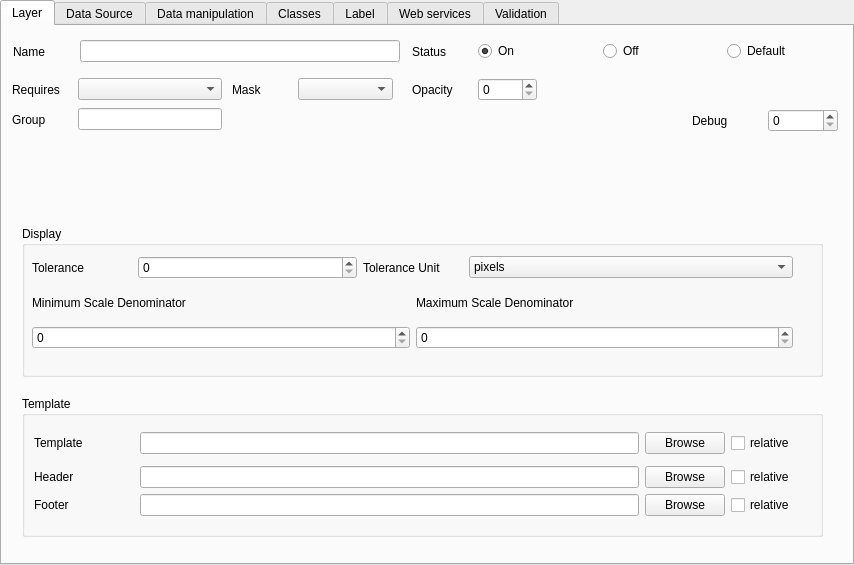
Above: layersettingsvector.ui from QMapfileEditor/QMapfileEditor before the change. Below: the same form after it.
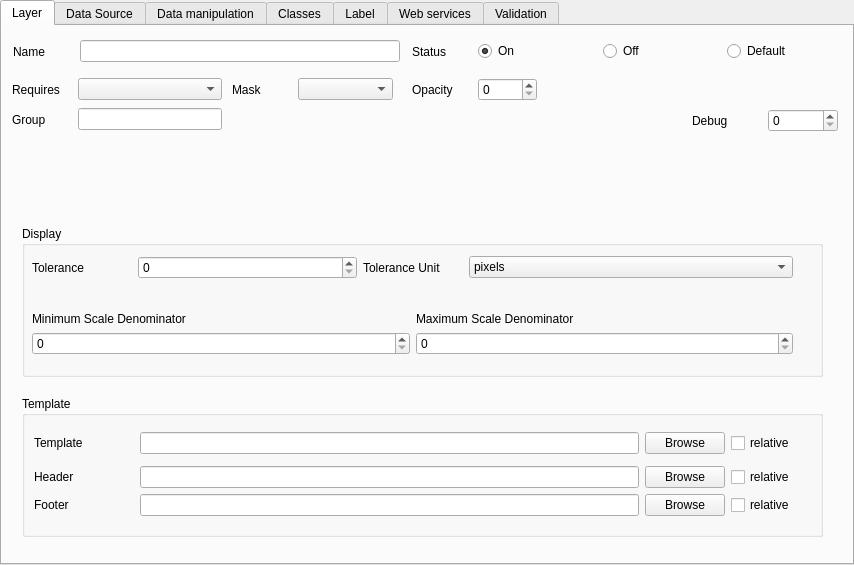
That is the form after the change. Icons and pictures are not drawn.

Commit message: Add vertical and horizontal spacer for better layout

What changed in the file:
```diff
--- a/layersettingsvector.ui
+++ b/layersettingsvector.ui
@@ -338,7 +338,7 @@
        <x>10</x>
        <y>30</y>
        <width>761</width>
-       <height>93</height>
+       <height>99</height>
       </rect>
      </property>
      <layout class="QVBoxLayout" name="verticalLayout_8">
@@ -439,6 +439,19 @@
         </item>
        </layout>
       </item>
+      <item>
+       <spacer name="verticalSpacer_6">
+        <property name="orientation">
+         <enum>Qt::Vertical</enum>
+        </property>
+        <property name="sizeHint" stdset="0">
+         <size>
+          <width>20</width>
+          <height>40</height>
+         </size>
+        </property>
+       </spacer>
+      </item>
       <item>
        <layout class="QHBoxLayout" name="scaleLayout">
         <item>
```
The commit also changes 1 other file.
